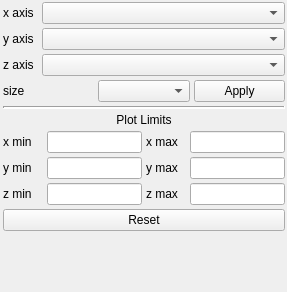
glue-viz/glue-vispy-viewers, file glue_vispy_viewers/scatter/options_widget.ui: the form before one commit.
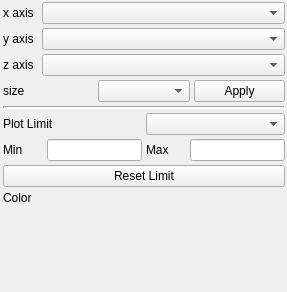
The form after the commit.

Commit message: clim text showed but no functionality

What changed in the file:
```diff
--- a/glue_vispy_viewers/scatter/options_widget.ui
+++ b/glue_vispy_viewers/scatter/options_widget.ui
@@ -196,20 +196,18 @@
        </widget>
       </item>
       <item>
-       <widget class="QLabel" name="label">
-        <property name="frameShape">
-         <enum>QFrame::NoFrame</enum>
-        </property>
-        <property name="frameShadow">
-         <enum>QFrame::Sunken</enum>
-        </property>
-        <property name="text">
-         <string>Plot Limits</string>
-        </property>
-        <property name="alignment">
-         <set>Qt::AlignCenter</set>
-        </property>
-       </widget>
+       <layout class="QHBoxLayout" name="horizontalLayout_2">
+        <item>
+         <widget class="QLabel" name="clim_label">
+          <property name="text">
+           <string>Plot Limit</string>
+          </property>
+         </widget>
+        </item>
+        <item>
+         <widget class="QComboBox" name="ClimComboBox"/>
+        </item>
+       </layout>
       </item>
       <item>
        <layout class="QHBoxLayout" name="horizontalLayout_4">
@@ -228,7 +226,7 @@
            </size>
           </property>
           <property name="text">
-           <string>x min</string>
+           <string>Min</string>
           </property>
          </widget>
         </item>
@@ -250,115 +248,26 @@
            </size>
           </property>
           <property name="text">
-           <string>x max</string>
+           <string>Max</string>
           </property>
          </widget>
         </item>
         <item>
-         <widget class="QLineEdit" name="xmax"/>
-        </item>
-       </layout>
-      </item>
-      <item>
-       <layout class="QHBoxLayout" name="horizontalLayout_5">
-        <item>
-         <widget class="QLabel" name="ymin_label">
-          <property name="sizePolicy">
-           <sizepolicy hsizetype="Fixed" vsizetype="Preferred">
-            <horstretch>0</horstretch>
-            <verstretch>0</verstretch>
-           </sizepolicy>
-          </property>
-          <property name="minimumSize">
-           <size>
-            <width>40</width>
-            <height>0</height>
-           </size>
-          </property>
-          <property name="text">
-           <string>y min</string>
-          </property>
-         </widget>
-        </item>
-        <item>
-         <widget class="QLineEdit" name="ymin"/>
-        </item>
-        <item>
-         <widget class="QLabel" name="ymax_label">
-          <property name="sizePolicy">
-           <sizepolicy hsizetype="Fixed" vsizetype="Preferred">
-            <horstretch>0</horstretch>
-            <verstretch>0</verstretch>
-           </sizepolicy>
-          </property>
-          <property name="minimumSize">
-           <size>
-            <width>40</width>
-            <height>0</height>
-           </size>
-          </property>
-          <property name="text">
-           <string>y max</string>
-          </property>
-         </widget>
-        </item>
-        <item>
-         <widget class="QLineEdit" name="ymax"/>
-        </item>
-       </layout>
-      </item>
-      <item>
-       <layout class="QHBoxLayout" name="horizontalLayout_6">
-        <item>
-         <widget class="QLabel" name="zmin_label">
-          <property name="sizePolicy">
-           <sizepolicy hsizetype="Fixed" vsizetype="Preferred">
-            <horstretch>0</horstretch>
-            <verstretch>0</verstretch>
-           </sizepolicy>
-          </property>
-          <property name="minimumSize">
-           <size>
-            <width>40</width>
-            <height>0</height>
-           </size>
-          </property>
-          <property name="text">
-           <string>z min</string>
-          </property>
-         </widget>
-        </item>
-        <item>
-         <widget class="QLineEdit" name="zmin"/>
-        </item>
-        <item>
-         <widget class="QLabel" name="zmax_label">
-          <property name="sizePolicy">
-           <sizepolicy hsizetype="Fixed" vsizetype="Preferred">
-            <horstretch>0</horstretch>
-            <verstretch>0</verstretch>
-           </sizepolicy>
-          </property>
-          <property name="minimumSize">
-           <size>
-            <width>40</width>
-            <height>0</height>
-           </size>
-          </property>
-          <property name="text">
-           <string>z max</string>
-          </property>
-         </widget>
-        </item>
-        <item>
-         <widget class="QLineEdit" name="zmax"/>
+         <widget class="QLineEdit" name="clim_max"/>
         </item>
        </layout>
       </item>
       <item>
        <widget class="QPushButton" name="reset_button">
         <property name="text">
-         <string>Reset</string>
+         <string>Reset Limit</string>
+        </property>
+       </widget>
+      </item>
+      <item>
+       <widget class="QLabel" name="label_2">
+        <property name="text">
+         <string>Color</string>
         </property>
        </widget>
       </item>
```
Left out of the diff: 6 changed lines with no effect on the pictures. The commit also changes 2 other files.
